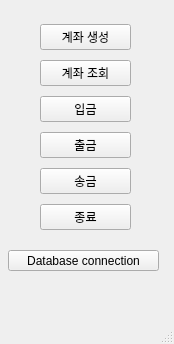
The window that mainwindow.ui (sunghyungi/BakingSystem_QT) describes before a commit, drawn with Qt 5.
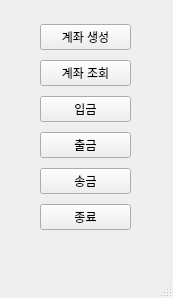
The same window after the commit.

The edit to the form file:
```diff
--- a/mainwindow.ui
+++ b/mainwindow.ui
@@ -6,8 +6,8 @@
    <rect>
     <x>0</x>
     <y>0</y>
-    <width>174</width>
-    <height>344</height>
+    <width>173</width>
+    <height>298</height>
    </rect>
   </property>
   <property name="windowTitle">
@@ -68,19 +68,6 @@
      </item>
     </layout>
    </widget>
-   <widget class="QPushButton" name="btn_dbconnect">
-    <property name="geometry">
-     <rect>
-      <x>8</x>
-      <y>250</y>
-      <width>151</width>
-      <height>21</height>
-     </rect>
-    </property>
-    <property name="text">
-     <string>Database connection</string>
-    </property>
-   </widget>
   </widget>
   <widget class="QMenuBar" name="menubar">
    <property name="geometry">
```
Left out of the diff: 2 changed lines with no effect on the pictures.
